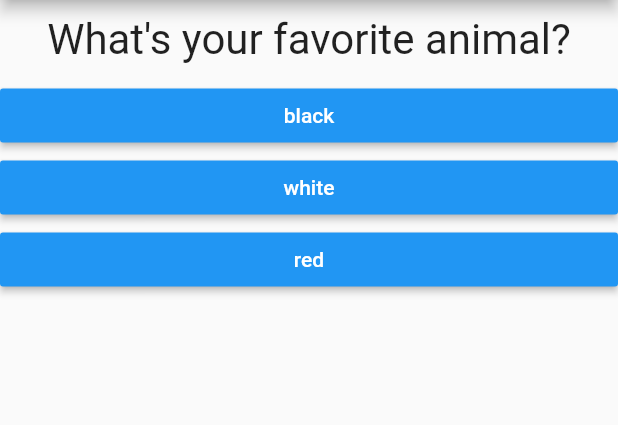
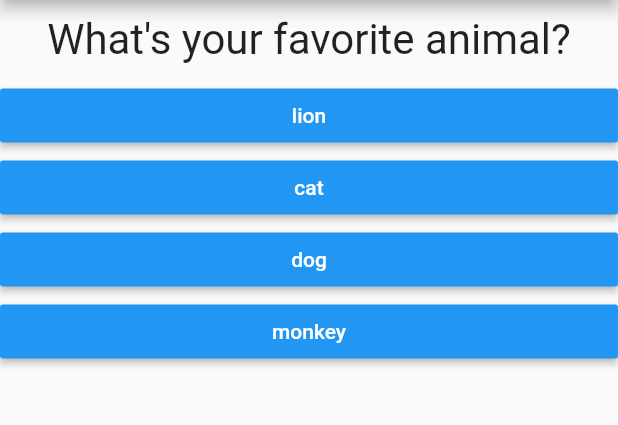
Before and after one commit to mayartarek/max1, a Flutter app: the screen it shows after launch, after a tap on "black", on a phone screen of 412 x 824 dp, the part 84-509 px from its top. Run offline on Flutter 3.47's test engine with Material 2 defaults, Android fonts, the phone set to English and light mode, and no system bars.

Commit message:
Getter, else if,total score

```diff
--- a/lib/main.dart
+++ b/lib/main.dart
@@ -18,7 +18,9 @@ class MyApp extends StatefulWidget {
 class _MyAppState extends State<MyApp> {
   var _questionIndex = 0;
 
-  void _answerQuestion() {
+  var _totalScore=0;
+  void _answerQuestion(int score) {
+    _totalScore+=score;
     setState(() {
       _questionIndex = _questionIndex + 1;
     });
@@ -30,11 +32,21 @@ class _MyAppState extends State<MyApp> {
     var questions = [
       {
         'questionText': 'What\'s your favorite color?',
-        'answers': ['black', 'white', 'red', 'green']
+        'answers': [
+          {'text': 'black', 'score': 10},
+          {'text': 'white', 'score': 3},
+          {'text': 'red', 'score': 5},
+          {'text': 'green', 'score': 11}
+        ]
       },
       {
         'questionText': 'What\'s your favorite animal?',
-        'answers': ['black', 'white', 'red'],
+        'answers': [
+          {'text': 'lion', 'score': 10},
+          {'text': 'cat', 'score': 3},
+          {'text': 'dog', 'score': 5},
+          {'text': 'monkey', 'score': 11}
+        ]
       },
     ];
     return MaterialApp(
@@ -48,7 +60,7 @@ class _MyAppState extends State<MyApp> {
                   answerQuestion: _answerQuestion,
                   questionIndex: _questionIndex,
                 )
-              :Result() ),
+              : Result(_totalScore)),
     );
   }
 }
--- a/lib/quiz.dart
+++ b/lib/quiz.dart
@@ -17,12 +17,12 @@ final int questionIndex;
         Question(
           questions[questionIndex]['questionText'],
         ),
-        ...(questions[questionIndex]['answers'] as List<String>).map((answer) {
-          return Answer(answerQuestion,answer);
+        ...(questions[questionIndex]['answers'] as List<Map<String,Object>>).map((answer) {
+          return Answer(()=>answerQuestion(answer['score']),answer['text']);
         }).toList()
 
       ],
     );
-  }
+ }
 
 }
```
Also changed, not shown: lib/result.dart (+18 -2 lines).
